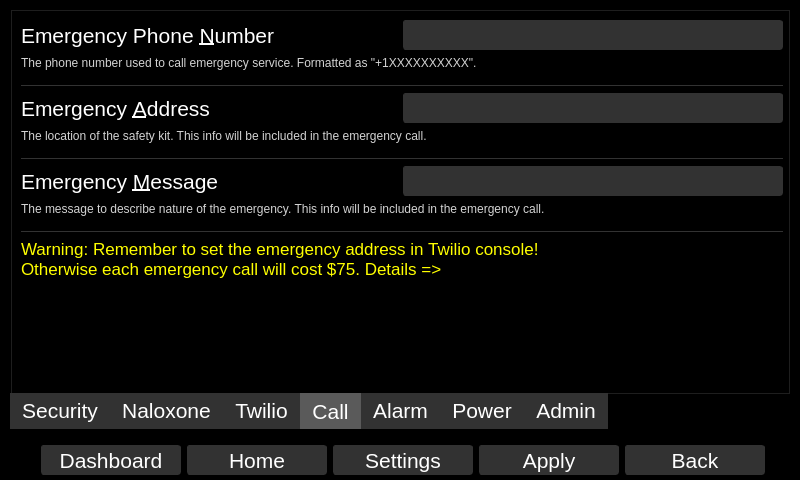
Old version of the form qt_design/main_window.ui in the repository zyl120/Naloxone_Safety_Kit.
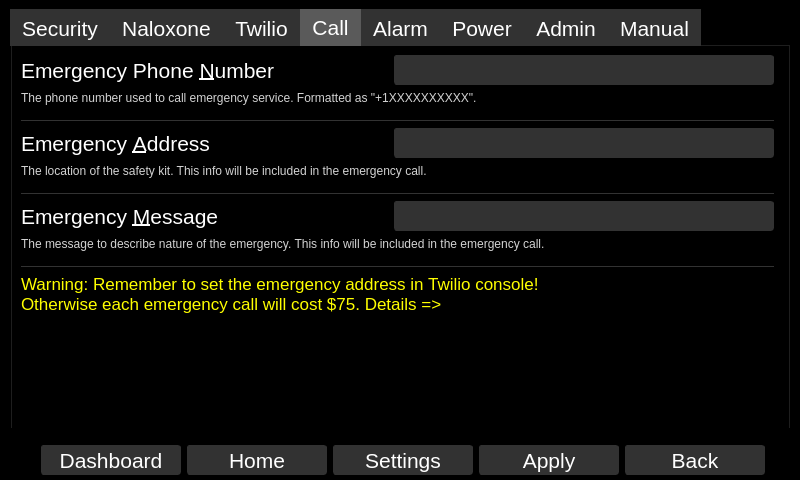
New version of the form. The open tabs and pages were chosen to show the change.

Commit message: add manual page in settings

Diff of the .ui file:
```diff
--- a/qt_design/main_window.ui
+++ b/qt_design/main_window.ui
@@ -1733,7 +1733,7 @@
 </string>
          </property>
          <property name="tabPosition">
-          <enum>QTabWidget::South</enum>
+          <enum>QTabWidget::North</enum>
          </property>
          <property name="tabShape">
           <enum>QTabWidget::Rounded</enum>
@@ -2472,7 +2472,7 @@
             <rect>
              <x>0</x>
              <y>0</y>
-             <width>780</width>
+             <width>771</width>
              <height>380</height>
             </rect>
            </property>
@@ -2515,8 +2515,8 @@
              <rect>
               <x>0</x>
               <y>0</y>
-              <width>780</width>
-              <height>380</height>
+              <width>756</width>
+              <height>411</height>
              </rect>
             </property>
             <layout class="QVBoxLayout" name="verticalLayout_44">
@@ -4621,6 +4621,11 @@
            </widget>
           </widget>
          </widget>
+         <widget class="QWidget" name="manual">
+          <attribute name="title">
+           <string>Manual</string>
+          </attribute>
+         </widget>
         </widget>
        </item>
       </layout>
```
Left out of the diff: 10 changed lines with no effect on the pictures. The commit also changes 2 other files.
